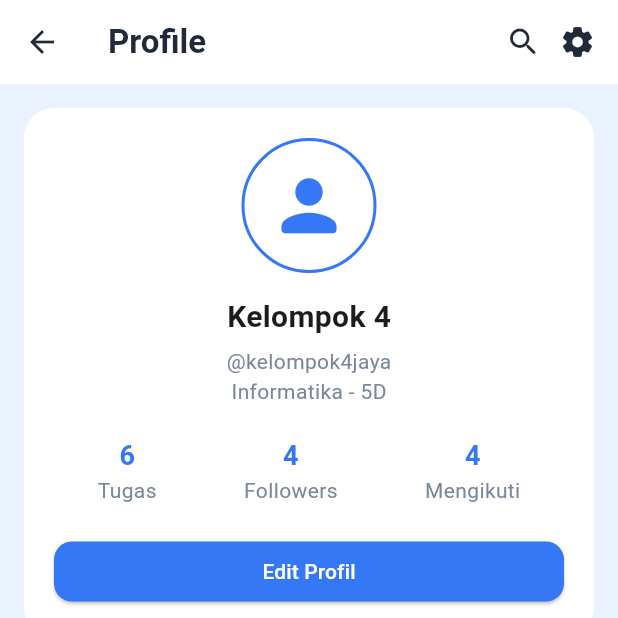
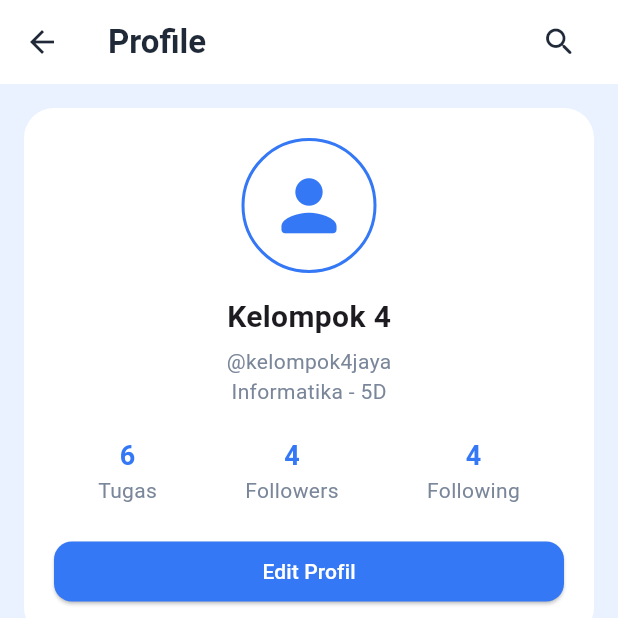
Before and after one commit to Hilya-nd/tautika, a Flutter app: the ProfilePage screen opened directly, on a phone screen of 412 x 824 dp, the top half of it. Run offline on Flutter 3.47's test engine with Material 3 defaults, Android fonts, the light colour scheme and no system bars.

Commit message:
Update main and profile pages

```diff
--- a/lib/main.dart
+++ b/lib/main.dart
@@ -1,7 +1,7 @@
 import 'package:flutter/material.dart';
 // import 'package:tautika/navbar.dart';
-// import 'package:tautika/pages/splash.dart';
-import 'package:tautika/pages/home.dart';
+import 'package:tautika/pages/splash.dart';
+// import 'package:tautika/pages/home.dart';
 
 void main() {
     runApp(const MyApp());
@@ -19,7 +19,7 @@ class MyApp extends StatelessWidget {
                 primarySwatch: Colors.blue,
                 scaffoldBackgroundColor: Colors.white,
             ),
-        home: const HomePage(),
+        home: const SplashPage(),
         );
   }
 }
--- a/lib/pages/profile.dart
+++ b/lib/pages/profile.dart
@@ -8,13 +8,7 @@ import 'user_list.dart';
 
 
 class ProfilePage extends StatelessWidget {
-
   const ProfilePage({super.key});
-
-
-
-
-
 
 
   @override
@@ -101,17 +95,6 @@ class ProfilePage extends StatelessWidget {
 
 
           ),
-
-
-
-
-          const Icon(
-
-            Icons.settings_rounded,
-
-          ),
-
-
 
           const SizedBox(
 
@@ -471,7 +454,7 @@ class ProfilePage extends StatelessWidget {
 
                             "4",
 
-                            "Mengikuti",
+                            "Following",
 
                           ),
 
```
